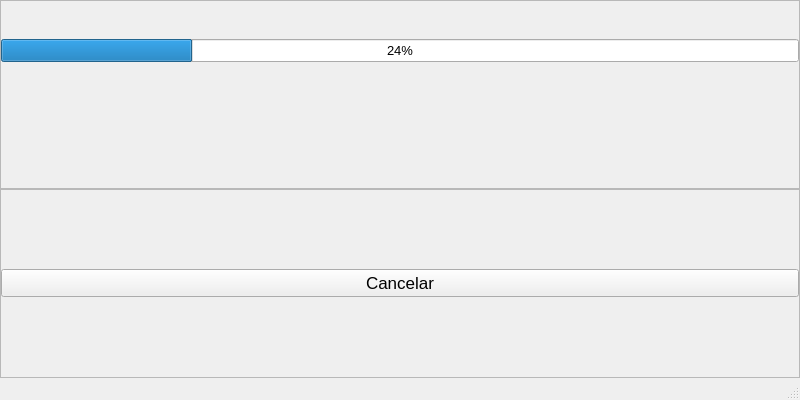
First picture: the form in interfaceVisual/janelaExecucao.ui, repository Mirovesaram/varredorVelocidades, before the edit.
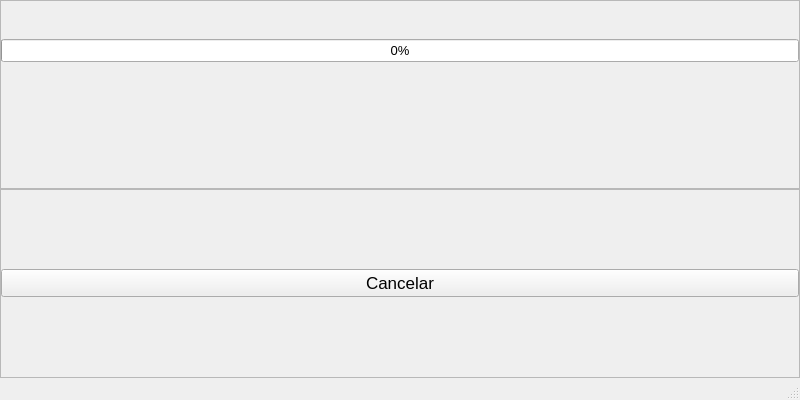
Second picture: the form after the edit.

Commit message: Continuando a reestruturar as variáveis e os métodos para receber diversas voltagens. Bem como reestruturando a barra de progresso visualmente e mecanicamente para funcionar de maneira mais fluida e responsiva à quantidade de dados

```diff
--- a/interfaceVisual/janelaExecucao.ui
+++ b/interfaceVisual/janelaExecucao.ui
@@ -89,8 +89,26 @@
            </property>
            <item>
             <widget class="QProgressBar" name="progressBarExecucao">
+             <property name="sizePolicy">
+              <sizepolicy hsizetype="Expanding" vsizetype="Fixed">
+               <horstretch>0</horstretch>
+               <verstretch>0</verstretch>
+              </sizepolicy>
+             </property>
+             <property name="layoutDirection">
+              <enum>Qt::LeftToRight</enum>
+             </property>
              <property name="value">
-              <number>24</number>
+              <number>0</number>
+             </property>
+             <property name="textVisible">
+              <bool>true</bool>
+             </property>
+             <property name="invertedAppearance">
+              <bool>false</bool>
+             </property>
+             <property name="textDirection">
+              <enum>QProgressBar::TopToBottom</enum>
              </property>
             </widget>
            </item>
```
The commit also changes 2 other files.
